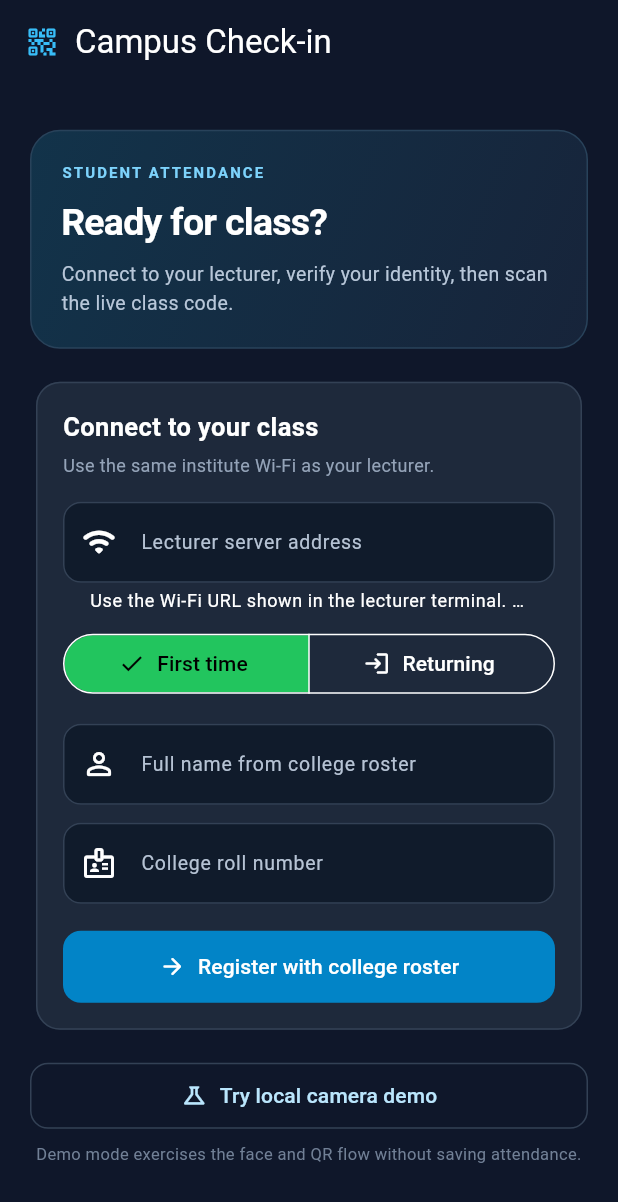
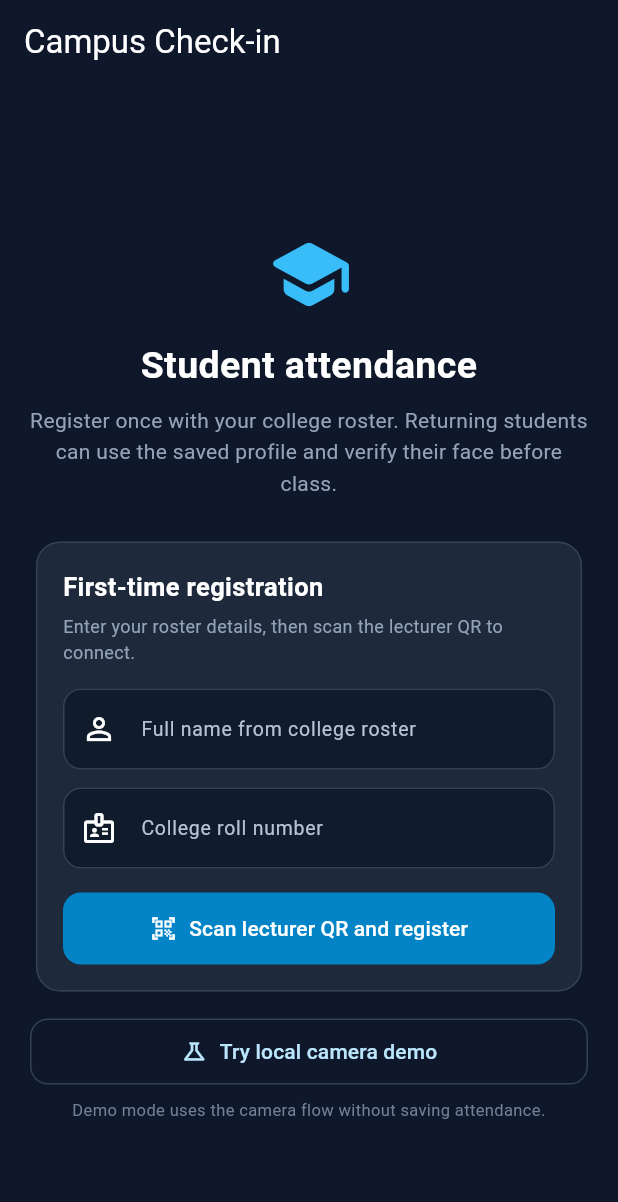
Before and after one commit to neelrathod46/new-attendance-tracker, a Flutter app: the screen it shows after launch, on a phone screen of 412 x 824 dp. Shown: the top 1202 px of the screen. Run offline on Flutter 3.47's test engine with Material 3 defaults, Android fonts, the phone set to English and light mode, and no system bars; our stand-ins replace camera, device_info_plus; missing offline and left inert: google_mlkit_face_detection, mobile_scanner, tflite_flutter.

Commit message:
new flow. local ip address stuff happens through qr

```diff
--- a/lib/features/module_1_auth/models/student_session.dart
+++ b/lib/features/module_1_auth/models/student_session.dart
@@ -6,7 +6,8 @@ class StudentSession {
   final String displayName;
   final String role;
   final String deviceId;
-  final String sessionToken;
+  String sessionToken;
+  String serverUrl;
   final bool offline;
   final bool isAdmin;
   final bool hasStudentIdentity;
@@ -17,6 +18,7 @@ class StudentSession {
     this.displayName = '',
     required this.deviceId,
     required this.sessionToken,
+    this.serverUrl = '',
     this.role = 'student',
     this.offline = true,
     this.isAdmin = false,
@@ -48,12 +50,13 @@ class StudentSession {
     required bool isAdmin,
     bool hasStudentIdentity = true,
     EnrollmentProfile? enrollment,
-  }) =>
-      StudentSession(
+    String serverUrl = '',
+  }) => StudentSession(
     studentId: studentId,
     displayName: displayName,
     deviceId: deviceId,
     sessionToken: accessToken,
+    serverUrl: serverUrl,
     role: isAdmin ? 'admin' : 'student',
     isAdmin: isAdmin,
     hasStudentIdentity: hasStudentIdentity,
--- a/lib/features/module_1_auth/screens/auth_screen.dart
+++ b/lib/features/module_1_auth/screens/auth_screen.dart
@@ -5,6 +5,8 @@ import '../models/auth_validators.dart';
 import '../models/student_session.dart';
 import '../services/device_binding.dart';
 import '../services/local_attendance_api.dart';
+import '../services/student_profile_store.dart';
+import 'lecturer_qr_screen.dart';
 import 'session_screen.dart';
 
 class AuthScreen extends StatefulWidget {
@@ -17,28 +19,56 @@ class AuthScreen extends StatefulWidget {
 class _AuthScreenState extends State<AuthScreen> {
   final _name = TextEditingController();
   final _roll = TextEditingController();
-  final _serverUrl = TextEditingController(text: LocalAttendanceApi.baseUrl);
-  bool _registering = true;
   bool _busy = false;
   String? _notice;
   bool _error = false;
 
   @override
-  void dispose() {
-    _name.dispose();
-    _roll.dispose();
-    _serverUrl.dispose();
-    super.dispose();
+  void initState() {
+    super.initState();
+    _restoreProfile();
   }
 
-  Future<void> _connect() async {
+  Future<void> _restoreProfile() async {
+    try {
+      final session = await StudentProfileStore.load();
+      if (session == null || !mounted) return;
+      LocalAttendanceApi.configureServer(session.serverUrl);
+      // Session tokens live in server memory. Refresh after a server restart.
+      try {
+        final refreshed = await LocalAttendanceApi.claimStudent(
+          rollNo: session.studentId,
+          fullName: session.displayName,
+        );
+        session.sessionToken = refreshed['token'] as String;
+        final vector = refreshed['embedding'];
+        if (vector is List) {
+          session.enrollment = EnrollmentProfile(
+            studentId: session.studentId,
+            embedding: vector.map((v) => (v as num).toDouble()).toList(),
+          );
+        }
+        await StudentProfileStore.save(session);
+      } catch (error) {
+        print('[AUTH] Saved profile restored; server refresh deferred: $error');
+      }
+      if (!mounted) return;
+      await Navigator.of(context).pushReplacement(
+        MaterialPageRoute(builder: (_) => SessionScreen(session: session)),
+      );
+    } catch (error) {
+      print('[AUTH] Could not restore saved profile: $error');
+    }
+  }
+
+  Future<void> _register() async {
     final roll = _roll.text.trim().toUpperCase();
     final name = _name.text.trim();
-    final rollError = AuthValidators.studentId(roll);
-    if (rollError != null) return _show(rollError, error: true);
+    final validation = AuthValidators.studentId(roll);
+    if (validation != null) return _show(validation, error: true);
     if (name.length < 2) {
       return _show(
-        'Enter your name exactly as it appears in the college roster.',
+        'Enter your full name as it appears in the college roster.',
         error: true,
       );
     }
@@ -47,23 +77,25 @@ class _AuthScreenState extends State<AuthScreen> {
       _notice = null;
     });
     try {
-      LocalAttendanceApi.configureServer(_serverUrl.text);
-      print(
-        '[AUTH] Connecting to lecturer LAN server: ${LocalAttendanceApi.baseUrl}',
+      final serverUrl = await Navigator.of(context).push<String>(
+        MaterialPageRoute(builder: (_) => const LecturerQrScreen()),
       );
+      if (serverUrl == null || !mounted) return;
+      LocalAttendanceApi.configureServer(serverUrl);
       final result = await LocalAttendanceApi.claimStudent(
         rollNo: roll,
         fullName: name,
       );
-      final embeddingRaw = result['embedding'];
-      final embedding = embeddingRaw is List
-          ? embeddingRaw.map((value) => (value as num).toDouble()).toList()
+      final raw = result['embedding'];
+      final embedding = raw is List
+          ? raw.map((v) => (v as num).toDouble()).toList()
           : null;
       final session = StudentSession.online(
         studentId: result['rollNo'] as String,
         displayName: result['fullName'] as String,
         deviceId: await readDeviceId(),
         accessToken: result['token'] as String,
+        serverUrl: serverUrl,
         isAdmin: false,
         enrollment: embedding == null
             ? null
@@ -72,7 +104,7 @@ class _AuthScreenState extends State<AuthScreen> {
                 embedding: embedding,
               ),
       );
-      print('[AUTH] LAN session ready for ${session.studentId}.');
+      await StudentProfileStore.save(session);
       if (!mounted) return;
       await Navigator.of(context).pushReplacement(
         MaterialPageRoute(builder: (_) => SessionScreen(session: session)),
@@ -94,10 +126,8 @@ class _AuthScreenState extends State<AuthScreen> {
   }
 
   Future<void> _offlineDemo() async {
-    final error = AuthValidators.studentId(_roll.text);
-    if (error != null) return _show(error, error: true);
-    setState(() => _busy = true);
-    try {
+    final validation = AuthValidators.studentId(_roll.text);
+    if (validation != null) return _show(validation, error: true);
     final session = StudentSession.offline(
       studentId: _roll.text,
       deviceId: await readDeviceId(),
@@ -106,76 +136,46 @@ class _AuthScreenState extends State<AuthScreen> {
     await Navigator.of(context).pushReplacement(
       MaterialPageRoute(builder: (_) => SessionScreen(session: session)),
     );
-    } finally {
-      if (mounted) setState(() => _busy = false);
   }
+
+  @override
+  void dispose() {
+    _name.dispose();
+    _roll.dispose();
+    super.dispose();
   }
 
   @override
   Widget build(BuildContext context) => Scaffold(
-    appBar: AppBar(
-      title: const Row(
-        children: [
-          Icon(Icons.qr_code_2_rounded, color: Color(0xFF38BDF8)),
-          SizedBox(width: 10),
-          Text('Campus Check-in'),
-        ],
-      ),
-    ),
+    appBar: AppBar(title: const Text('Campus Check-in')),
     body: SafeArea(
       child: Center(
         child: ConstrainedBox(
           constraints: const BoxConstraints(maxWidth: 560),
           child: SingleChildScrollView(
-            padding: const EdgeInsets.fromLTRB(20, 14, 20, 30),
+            padding: const EdgeInsets.all(20),
             child: Column(
               crossAxisAlignment: CrossAxisAlignment.stretch,
               children: [
-                Container(
-                  padding: const EdgeInsets.all(20),
-                  decoration: BoxDecoration(
-                    borderRadius: BorderRadius.circular(20),
-                    gradient: const LinearGradient(
-                      colors: [Color(0xFF12334A), Color(0xFF17243A)],
-                      begin: Alignment.topLeft,
-                      end: Alignment.bottomRight,
+                const SizedBox(height: 22),
+                const Icon(
+                  Icons.school_rounded,
+                  size: 58,
+                  color: Color(0xFF38BDF8),
                 ),
-                    border: Border.all(color: const Color(0xFF28425A)),
+                const SizedBox(height: 14),
+                const Text(
+                  'Student attendance',
+                  textAlign: TextAlign.center,
+                  style: TextStyle(fontSize: 25, fontWeight: FontWeight.bold),
                 ),
-                  child: const Column(
-                    crossAxisAlignment: CrossAxisAlignment.start,
-                    children: [
-                      Text(
-                        'STUDENT ATTENDANCE',
-                        style: TextStyle(
-                          color: Color(0xFF7DD3FC),
-                          fontSize: 10,
-                          letterSpacing: 1.4,
-                          fontWeight: FontWeight.bold,
+                const SizedBox(height: 8),
+                const Text(
+                  'Register once with your college roster. Returning students can use the saved profile and verify their face before class.',
+                  textAlign: TextAlign.center,
+                  style: TextStyle(color: Color(0xFF94A3B8), height: 1.5),
                 ),
-                      ),
-                      SizedBox(height: 9),
-                      Text(
-                        'Ready for class?',
-                        style: TextStyle(
-                          fontSize: 25,
-                          letterSpacing: -0.5,
-                          fontWeight: FontWeight.bold,
-                        ),
-                      ),
-                      SizedBox(height: 7),
-                      Text(
-                        'Connect to your lecturer, verify your identity, then scan the live class code.',
-                        style: TextStyle(
-                          color: Color(0xFFB8C7D9),
-                          height: 1.45,
-                          fontSize: 13,
-                        ),
-                      ),
-                    ],
-                  ),
-                ),
-                const SizedBox(height: 18),
+                const SizedBox(height: 24),
                 Card(
                   child: Padding(
                     padding: const EdgeInsets.all(18),
@@ -183,15 +183,15 @@ class _AuthScreenState extends State<AuthScreen> {
                       crossAxisAlignment: CrossAxisAlignment.stretch,
                       children: [
                         const Text(
-                          'Connect to your class',
+                          'First-time registration',
                           style: TextStyle(
                             fontSize: 17,
                             fontWeight: FontWeight.w700,
                           ),
                         ),
-                        const SizedBox(height: 5),
+                        const SizedBox(height: 6),
                         const Text(
-                          'Use the same institute Wi-Fi as your lecturer.',
+                          'Enter your roster details, then scan the lecturer QR to connect.',
                           style: TextStyle(
                             color: Color(0xFF94A3B8),
                             fontSize: 12,
@@ -199,48 +199,11 @@ class _AuthScreenState extends State<AuthScreen> {
                         ),
                         const SizedBox(height: 16),
                         TextField(
-                          controller: _serverUrl,
-                          enabled: !_busy,
-                          keyboardType: TextInputType.url,
-                          autocorrect: false,
-                          decoration: const InputDecoration(
-                            prefixIcon: Icon(Icons.wifi_rounded),
-                            labelText: 'Lecturer server address',
-                            hintText: 'http://192.168.1.20:8765',
-                            helperText:
-                                'Use the Wi-Fi URL shown in the lecturer terminal. Do not use localhost or 10.0.2.2.',
-                          ),
-                        ),
-                        const SizedBox(height: 10),
-                        SegmentedButton<bool>(
-                          segments: const [
-                            ButtonSegment(
-                              value: true,
-                              label: Text('First time'),
-                              icon: Icon(Icons.person_add_alt_1),
-                            ),
-                            ButtonSegment(
-                              value: false,
-                              label: Text('Returning'),
-                              icon: Icon(Icons.login_rounded),
-                            ),
-                          ],
-                          selected: {_registering},
-                          onSelectionChanged: _busy
-                              ? null
-                              : (value) => setState(() {
-                                  _registering = value.single;
-                                  _notice = null;
-                                }),
-                        ),
-                        const SizedBox(height: 16),
-                        TextField(
                           controller: _name,
                           enabled: !_busy,
                           textCapitalization: TextCapitalization.words,
-                          textInputAction: TextInputAction.next,
                           decoration: const InputDecoration(
-                            prefixIcon: Icon(Icons.person_outline_rounded),
+                            prefixIcon: Icon(Icons.person_outline),
                             labelText: 'Full name from college roster',
                           ),
                         ),
@@ -249,58 +212,27 @@ class _AuthScreenState extends State<AuthScreen> {
                           controller: _roll,
                           enabled: !_busy,
                           textCapitalization: TextCapitalization.characters,
-                          textInputAction: TextInputAction.done,
-                          onSubmitted: (_) => _busy ? null : _connect(),
                           decoration: const InputDecoration(
                             prefixIcon: Icon(Icons.badge_outlined),
                             labelText: 'College roll number',
                             hintText: '25BCS001',
                           ),
                         ),
-                        if (_notice != null) ...[
-                          const SizedBox(height: 14),
-                          Container(
-                            padding: const EdgeInsets.all(12),
-                            decoration: BoxDecoration(
-                              color:
-                                  (_error
-                                          ? const Color(0xFFEF4444)
-                                          : const Color(0xFF38BDF8))
-                                      .withValues(alpha: 0.1),
-                              borderRadius: BorderRadius.circular(10),
-                            ),
-                            child: Row(
-                              crossAxisAlignment: CrossAxisAlignment.start,
-                              children: [
-                                Icon(
-                                  _error
-                                      ? Icons.error_outline_rounded
-                                      : Icons.info_outline_rounded,
-                                  size: 18,
-                                  color: _error
-                                      ? const Color(0xFFFB7185)
-                                      : const Color(0xFF38BDF8),
-                                ),
-                                const SizedBox(width: 9),
-                                Expanded(
+                        if (_notice != null)
+                          Padding(
+                            padding: const EdgeInsets.only(top: 12),
                             child: Text(
                               _notice!,
                               style: TextStyle(
                                 color: _error
                                     ? const Color(0xFFFDA4AF)
                                     : const Color(0xFF7DD3FC),
-                                      fontSize: 12,
-                                      height: 1.4,
                               ),
                             ),
                           ),
-                              ],
-                            ),
-                          ),
-                        ],
-                        const SizedBox(height: 18),
+                        const SizedBox(height: 16),
                         FilledButton.icon(
-                          onPressed: _busy ? null : _connect,
+                          onPressed: _busy ? null : _register,
                           icon: _busy
                               ? const SizedBox.square(
                                   dimension: 18,
@@ -308,20 +240,18 @@ class _AuthScreenState extends State<AuthScreen> {
                                     strokeWidth: 2,
                                   ),
                                 )
-                              : const Icon(Icons.arrow_forward_rounded),
+                              : const Icon(Icons.qr_code_scanner),
                           label: Text(
                             _busy
                                 ? 'Connecting…'
-                                : _registering
-                                ? 'Register with college roster'
-                                : 'Continue to your account',
+                                : 'Scan lecturer QR and register',
                           ),
                         ),
                       ],
                     ),
                   ),
                 ),
-                const SizedBox(height: 16),
+                const SizedBox(height: 12),
                 OutlinedButton.icon(
                   onPressed: _busy ? null : _offlineDemo,
                   icon: const Icon(Icons.science_outlined),
@@ -329,7 +259,7 @@ class _AuthScreenState extends State<AuthScreen> {
                 ),
                 const SizedBox(height: 7),
                 const Text(
-                  'Demo mode exercises the face and QR flow without saving attendance.',
+                  'Demo mode uses the camera flow without saving attendance.',
                   textAlign: TextAlign.center,
                   style: TextStyle(color: Color(0xFF718096), fontSize: 11),
                 ),
--- a/lib/features/module_1_auth/screens/session_screen.dart
+++ b/lib/features/module_1_auth/screens/session_screen.dart
@@ -4,6 +4,7 @@ import '../../module_4_liveness/models/liveness_mode.dart';
 import '../../module_4_liveness/screens/liveness_screen.dart';
 import '../models/student_session.dart';
 import '../services/local_attendance_api.dart';
+import '../services/student_profile_store.dart';
 import 'auth_screen.dart';
 
 /// Post-login card: uid, role, device, offline token, enroll / check-in.
@@ -40,6 +41,7 @@ class _SessionScreenState extends State<SessionScreen> {
   }
 
   Future<void> _signOut() async {
+    await StudentProfileStore.clear();
     if (!mounted) return;
     Navigator.of(context).pushAndRemoveUntil(
       MaterialPageRoute(builder: (_) => const AuthScreen()),
@@ -192,7 +194,7 @@ class _SessionScreenState extends State<SessionScreen> {
         actions: [
           IconButton(
             onPressed: _signOut,
-            tooltip: 'Sign out',
+            tooltip: 'Switch student on this phone',
             icon: const Icon(Icons.logout_rounded),
           ),
         ],
@@ -224,7 +226,7 @@ class _SessionScreenState extends State<SessionScreen> {
                 ),
                 const SizedBox(height: 6),
                 const Text(
-                  'Your identity and face enrollment are managed for this college.',
+                  'Your registered name and roll number are shown below. Verify your face to open a one-minute attendance window.',
                   style: TextStyle(color: Color(0xFF94A3B8), height: 1.4),
                 ),
                 const SizedBox(height: 20),
--- a/lib/features/module_1_auth/services/local_attendance_api.dart
+++ b/lib/features/module_1_auth/services/local_attendance_api.dart
@@ -32,6 +32,8 @@ class LocalAttendanceApi {
     }
     _serverUrl = cleaned;
   }
+
+  static void setServerUrl(String value) => configureServer(value);
 
   static Future<Map<String, dynamic>> _request(
     String path, {
@@ -134,17 +136,22 @@ class LocalAttendanceApi {
       );
 
   static Future<Map<String, dynamic>> submitCheckIn({
-    required String token,
+    required String rollNo,
+    String? token,
+    String? serverUrl,
     required String sessionId,
     required String courseCode,
     required int nonce,
     required int timestamp,
     required List<double> embedding,
-  }) => _request(
+  }) async {
+    if (serverUrl != null && serverUrl.isNotEmpty) configureServer(serverUrl);
+    return _request(
       '/api/attendance/check-in',
       method: 'POST',
       token: token,
       body: {
+        'rollNo': rollNo,
         'qr': {
           'sessionId': sessionId,
           'session': courseCode,
@@ -155,3 +162,4 @@ class LocalAttendanceApi {
       },
     );
   }
+}
--- /dev/null
+++ b/lib/features/module_1_auth/services/student_profile_store.dart
@@ -0,0 +1,48 @@
+import 'dart:convert';
+
+import 'package:flutter/services.dart';
+
+import '../models/student_session.dart';
+import '../../module_5_embedding/models/enrollment_profile.dart';
+
+/// Stores a student's local profile encrypted with an Android Keystore key.
+class StudentProfileStore {
+  static const _channel = MethodChannel('attendance/student_profile');
+
+  static Future<void> save(StudentSession session) async {
+    if (session.offline || session.serverUrl.isEmpty) return;
+    await _channel.invokeMethod<void>('save', {
+      'profile': jsonEncode({
+        'studentId': session.studentId,
+        'displayName': session.displayName,
+        'serverUrl': session.serverUrl,
+        'sessionToken': session.sessionToken,
+        'embedding': session.enrollment?.embedding,
+      }),
+    });
+  }
+
+  static Future<StudentSession?> load() async {
+    final raw = await _channel.invokeMethod<String>('load');
+    if (raw == null || raw.isEmpty) return null;
+    final profile = jsonDecode(raw) as Map<String, dynamic>;
+    final roll = profile['studentId'] as String;
+    final embeddingRaw = profile['embedding'];
+    final embedding = embeddingRaw is List
+        ? embeddingRaw.map((value) => (value as num).toDouble()).toList()
+        : null;
+    return StudentSession.online(
+      studentId: roll,
+      displayName: profile['displayName'] as String,
+      deviceId: 'local-profile',
+      accessToken: profile['sessionToken'] as String? ?? '',
+      serverUrl: profile['serverUrl'] as String? ?? '',
+      isAdmin: false,
+      enrollment: embedding == null
+          ? null
+          : EnrollmentProfile(studentId: roll, embedding: embedding),
+    );
+  }
+
+  static Future<void> clear() => _channel.invokeMethod<void>('clear');
+}
--- a/lib/features/module_3_qr_scan/models/face_verification_result.dart
+++ b/lib/features/module_3_qr_scan/models/face_verification_result.dart
@@ -7,7 +7,7 @@ class FaceVerificationResult {
   static const double matchThreshold = 0.90;
 
   /// How long a verification result stays usable before the student must redo it.
-  static const int maxAgeMs = 5 * 60 * 1000;
+  static const int maxAgeMs = 60 * 1000;
 
   final bool livenessPassed;
   final bool identityMatched;
--- a/lib/features/module_5_embedding/screens/enrollment_review_screen.dart
+++ b/lib/features/module_5_embedding/screens/enrollment_review_screen.dart
@@ -3,6 +3,7 @@ import 'dart:io';
 import 'package:flutter/material.dart';
 
 import '../../module_1_auth/services/local_attendance_api.dart';
+import '../../module_1_auth/services/student_profile_store.dart';
 import '../../module_1_auth/models/student_session.dart';
 import '../../module_4_liveness/models/liveness_result.dart';
 import '../models/enrollment_profile.dart';
@@ -108,6 +109,9 @@ class _EnrollmentReviewScreenState extends State<EnrollmentReviewScreen> {
           '[ENROLL] Saved offline demo profile for ${widget.session.studentId}.',
         );
       }
+      if (!widget.session.offline) {
+        await StudentProfileStore.save(widget.session);
+      }
       if (!mounted) return;
       final messenger = ScaffoldMessenger.of(context);
       final navigator = Navigator.of(context);
--- a/lib/features/module_5_embedding/screens/face_verification_screen.dart
+++ b/lib/features/module_5_embedding/screens/face_verification_screen.dart
@@ -96,8 +96,8 @@ class _FaceVerificationScreenState extends State<FaceVerificationScreen> {
     } catch (_) {}
   }
 
-  void _openScanner(FaceVerificationResult result) {
-    Navigator.of(context).pushAndRemoveUntil(
+  Future<void> _openScanner(FaceVerificationResult result) async {
+    final checkedIn = await Navigator.of(context).push<bool>(
       MaterialPageRoute(
         builder: (_) => QrScannerScreen(
           verification: result,
@@ -105,8 +105,8 @@ class _FaceVerificationScreenState extends State<FaceVerificationScreen> {
           verificationEmbedding: _capturedEmbedding,
         ),
       ),
-      (route) => route.isFirst,
     );
+    if (checkedIn != null && mounted) Navigator.of(context).pop(checkedIn);
   }
 
   @override
```
Also changed, not shown: lib/features/module_1_auth/screens/lecturer_qr_screen.dart (added, +107 -0 lines), lib/features/module_3_qr_scan/screens/qr_scanner_screen.dart (+36 -4 lines), lib/features/module_4_liveness/screens/liveness_screen.dart (+6 -2 lines), 5 other files. Lines whose indentation alone changed are shown as unchanged.
